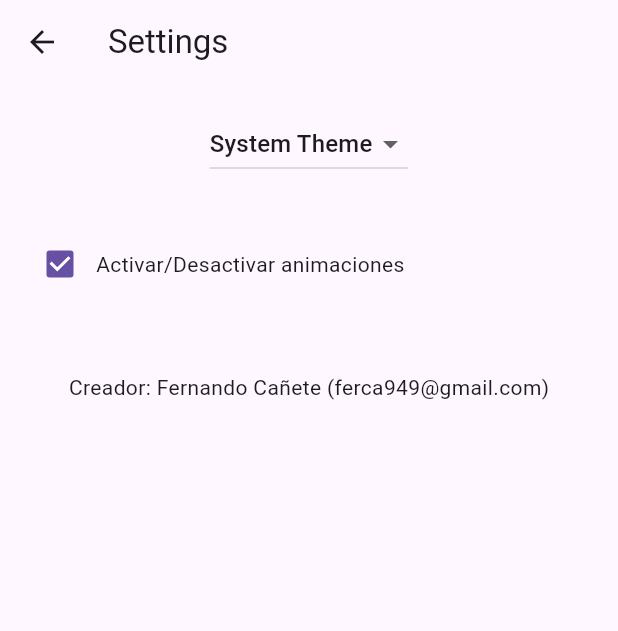
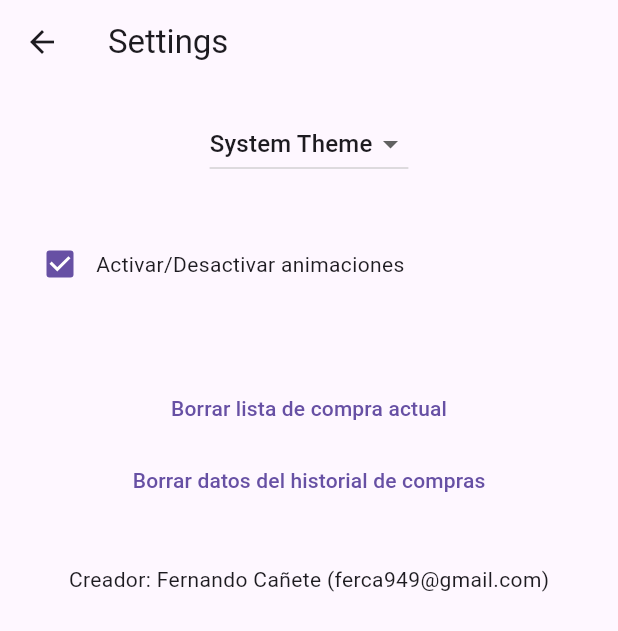
Before and after one commit to ferca9494/lista_flutter, a Flutter app: the SettingsView screen opened by its route, on a phone screen of 412 x 824 dp. Shown: the top 631 px of the screen. Run offline on Flutter 3.47's test engine with Material 3 defaults, Android fonts, the phone set to English and light mode, and no system bars; our stand-ins replace animate_do, fl_chart.

Commit message:
feat: Enhance shopping experience with history tracking and localization
- Added functionality to track shopping history with the creation of Market and Shop models.
- Implemented HistoryShopScreen for viewing and managing shopping history.
- Introduced localization support with AppLocalizations for English.
- Updated product form and list screens to improve user interaction and data handling.
- Refactored button styles and input decorations for consistency.
- Added options to clear current shopping list and history from settings.
- Updated dependencies in pubspec.lock for improved performance and stability.

````diff
--- a/lib/src/animations_screens/add_cart_anim.dart
+++ b/lib/src/animations_screens/add_cart_anim.dart
@@ -2,7 +2,7 @@ import 'package:flutter/material.dart';
 import 'package:animate_do/animate_do.dart';
 
 class addcart_animscreen extends StatefulWidget {
-  const addcart_animscreen({required this.item, required this.onFinish});
+  const addcart_animscreen({super.key, required this.item, required this.onFinish});
 
   final Widget item;
   final Function() onFinish;
@@ -18,7 +18,7 @@ class _addcart_animscreenState extends State<addcart_animscreen> {
         backgroundColor: Colors.white,
         body: Center(
           child: Center(
-              child: Stack(alignment: AlignmentDirectional(0, -1), children: [
+              child: Stack(alignment: const AlignmentDirectional(0, -1), children: [
             Dance(
                 //     from: 200,
                 curve: Curves.bounceInOut,
--- a/lib/src/data/user.dart
+++ b/lib/src/data/user.dart
@@ -1,3 +1,5 @@
 import 'package:carrito/src/model/product.dart';
+import '../model/shop.dart';
 
 List<Product> products = [];
+List<Shop> historyShop = [];
--- /dev/null
+++ b/lib/src/localization/app_localizations.dart
@@ -0,0 +1,133 @@
+import 'dart:async';
+
+import 'package:flutter/foundation.dart';
+import 'package:flutter/widgets.dart';
+import 'package:flutter_localizations/flutter_localizations.dart';
+import 'package:intl/intl.dart' as intl;
+
+import 'app_localizations_en.dart';
+
+// ignore_for_file: type=lint
+
+/// Callers can lookup localized strings with an instance of AppLocalizations
+/// returned by `AppLocalizations.of(context)`.
+///
+/// Applications need to include `AppLocalizations.delegate()` in their app's
+/// `localizationDelegates` list, and the locales they support in the app's
+/// `supportedLocales` list. For example:
+///
+/// ```dart
+/// import 'localization/app_localizations.dart';
+///
+/// return MaterialApp(
+///   localizationsDelegates: AppLocalizations.localizationsDelegates,
+///   supportedLocales: AppLocalizations.supportedLocales,
+///   home: MyApplicationHome(),
+/// );
+/// ```
+///
+/// ## Update pubspec.yaml
+///
+/// Please make sure to update your pubspec.yaml to include the following
+/// packages:
+///
+/// ```yaml
+/// dependencies:
+///   # Internationalization support.
+///   flutter_localizations:
+///     sdk: flutter
+///   intl: any # Use the pinned version from flutter_localizations
+///
+///   # Rest of dependencies
+/// ```
+///
+/// ## iOS Applications
+///
+/// iOS applications define key application metadata, including supported
+/// locales, in an Info.plist file that is built into the application bundle.
+/// To configure the locales supported by your app, you’ll need to edit this
+/// file.
+///
+/// First, open your project’s ios/Runner.xcworkspace Xcode workspace file.
+/// Then, in the Project Navigator, open the Info.plist file under the Runner
+/// project’s Runner folder.
+///
+/// Next, select the Information Property List item, select Add Item from the
+/// Editor menu, then select Localizations from the pop-up menu.
+///
+/// Select and expand the newly-created Localizations item then, for each
+/// locale your application supports, add a new item and select the locale
+/// you wish to add from the pop-up menu in the Value field. This list should
+/// be consistent with the languages listed in the AppLocalizations.supportedLocales
+/// property.
+abstract class AppLocalizations {
+  AppLocalizations(String locale)
+      : localeName = intl.Intl.canonicalizedLocale(locale.toString());
+
+  final String localeName;
+
+  static AppLocalizations? of(BuildContext context) {
+    return Localizations.of<AppLocalizations>(context, AppLocalizations);
+  }
+
+  static const LocalizationsDelegate<AppLocalizations> delegate =
+      _AppLocalizationsDelegate();
+
+  /// A list of this localizations delegate along with the default localizations
+  /// delegates.
+  ///
+  /// Returns a list of localizations delegates containing this delegate along with
+  /// GlobalMaterialLocalizations.delegate, GlobalCupertinoLocalizations.delegate,
+  /// and GlobalWidgetsLocalizations.delegate.
+  ///
+  /// Additional delegates can be added by appending to this list in
+  /// MaterialApp. This list does not have to be used at all if a custom list
+  /// of delegates is preferred or required.
+  static const List<LocalizationsDelegate<dynamic>> localizationsDelegates =
+      <LocalizationsDelegate<dynamic>>[
+    delegate,
+    GlobalMaterialLocalizations.delegate,
+    GlobalCupertinoLocalizations.delegate,
+    GlobalWidgetsLocalizations.delegate,
+  ];
+
+  /// A list of this localizations delegate's supported locales.
+  static const List<Locale> supportedLocales = <Locale>[Locale('en')];
+
+  /// The title of the application
+  ///
+  /// In en, this message translates to:
+  /// **'carrito'**
+  String get appTitle;
+}
+
+class _AppLocalizationsDelegate
+    extends LocalizationsDelegate<AppLocalizations> {
+  const _AppLocalizationsDelegate();
+
+  @override
+  Future<AppLocalizations> load(Locale locale) {
+    return SynchronousFuture<AppLocalizations>(lookupAppLocalizations(locale));
+  }
+
+  @override
+  bool isSupported(Locale locale) =>
+      <String>['en'].contains(locale.languageCode);
+
+  @override
+  bool shouldReload(_AppLocalizationsDelegate old) => false;
+}
+
+AppLocalizations lookupAppLocalizations(Locale locale) {
+  // Lookup logic when only language code is specified.
+  switch (locale.languageCode) {
+    case 'en':
+      return AppLocalizationsEn();
+  }
+
+  throw FlutterError(
+      'AppLocalizations.delegate failed to load unsupported locale "$locale". This is likely '
+      'an issue with the localizations generation tool. Please file an issue '
+      'on GitHub with a reproducible sample app and the gen-l10n configuration '
+      'that was used.');
+}
--- /dev/null
+++ b/lib/src/model/market.dart
@@ -0,0 +1,6 @@
+class Market {
+  Market(this.id, this.name);
+
+  final int id;
+  final String name;
+}
--- a/lib/src/settings/settings_view.dart
+++ b/lib/src/settings/settings_view.dart
@@ -1,11 +1,13 @@
 import 'package:flutter/material.dart';
 
 import 'settings_controller.dart';
+import '../data/user.dart' as user;
 
 /// Displays the various settings that can be customized by the user.
 ///
 /// When a user changes a setting, the SettingsController is updated and
 /// Widgets that listen to the SettingsController are rebuilt.
+///
 class SettingsView extends StatelessWidget {
   const SettingsView({super.key, required this.controller});
 
@@ -59,11 +61,22 @@ class SettingsView extends StatelessWidget {
                     controller
                         .updateAnimations(value ?? controller.activeAnimations);
                   }),
-              Text("Activar/Desactivar animaciones")
+              const Text("Activar/Desactivar animaciones")
             ]),
           ),
           const SizedBox(height: 32),
-          Text("Creador: Fernando Cañete (ferca949@gmail.com)")
+          TextButton(
+              onPressed: () {
+                user.products = [];
+              },
+              child: const Text("Borrar lista de compra actual")),
+          TextButton(
+              onPressed: () {
+                user.historyShop = [];
+              },
+              child: const Text("Borrar datos del historial de compras")),
+          const SizedBox(height: 32),
+          const Text("Creador: Fernando Cañete (ferca949@gmail.com)")
         ]));
   }
 }
````
Also changed, not shown: lib/src/data/categorys.dart (+6 -6 lines), lib/src/history_shop/historyshop_add_screen.dart (added, +56 -0 lines), lib/src/history_shop/historyshop_list_screen.dart (added, +65 -0 lines), lib/src/localization/app_localizations_en.dart (added, +13 -0 lines), lib/src/model/shop.dart (added, +13 -0 lines), lib/src/product_feature/product_form_screen.dart (+8 -7 lines), lib/src/product_feature/product_list_screen.dart (+46 -14 lines), lib/src/styles/buttons.dart (+4 -4 lines), lib/src/styles/styles.dart (+15 -3 lines), pubspec.lock, 6 other files.
